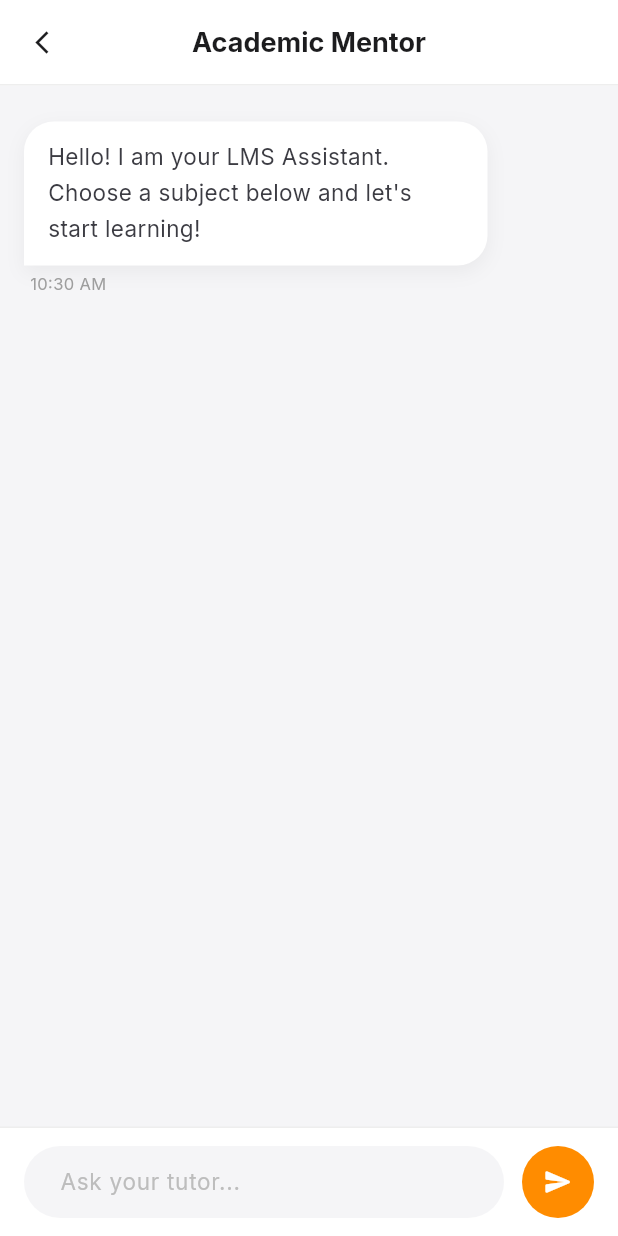
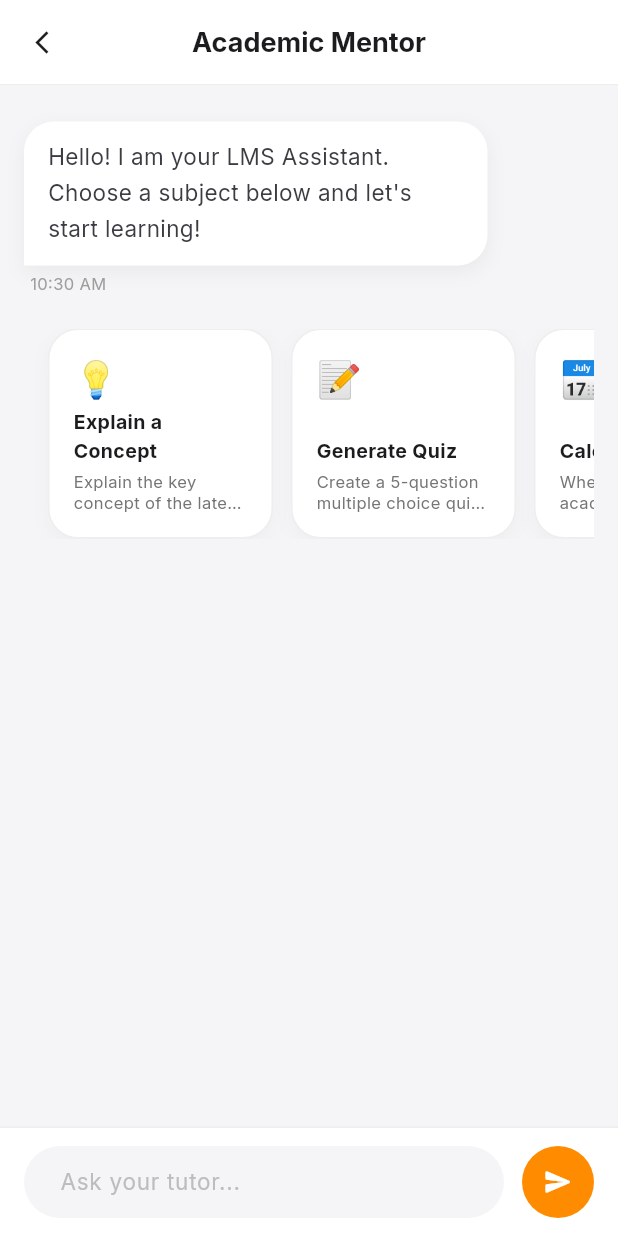
Before and after one commit to madhanio/AI-in-LMS, a Flutter app: the AiChatScreen screen opened directly, on a phone screen of 412 x 824 dp. Run offline on Flutter 3.47's test engine with Material 3 defaults, Android fonts, the light colour scheme and no system bars; drawn by our look-alikes of flutter_markdown; our stand-ins replace google_fonts; network calls fail.

Commit message:
feat: implement secure admin dashboard, file management, academic calendar support, and chat suggestions

```diff
--- a/app/lib/ai_chat_screen.dart
+++ b/app/lib/ai_chat_screen.dart
@@ -6,6 +6,7 @@ import 'widgets/message_bubble.dart';
 import 'widgets/typing_indicator.dart';
 import 'widgets/subject_chip_row.dart';
 import 'widgets/input_bar.dart';
+import 'widgets/suggestion_cards.dart';
 
 class AiChatScreen extends StatefulWidget {
   const AiChatScreen({super.key});
@@ -72,7 +73,8 @@ class _AiChatScreenState extends State<AiChatScreen> {
 
               final messages = chatProvider.messages;
               final isTyping = chatProvider.isTyping;
-              final displayCount = messages.length + (isTyping ? 1 : 0);
+              final showSuggestions = messages.length <= 1 && !isTyping;
+              final extraWidgets = (isTyping ? 1 : 0) + (showSuggestions ? 1 : 0);
 
               return Column(
                 children: [
@@ -80,17 +82,27 @@ class _AiChatScreenState extends State<AiChatScreen> {
                     child: ListView.builder(
                       controller: _scrollController,
                       padding: const EdgeInsets.symmetric(horizontal: 16, vertical: 20),
-                      itemCount: displayCount,
+                      itemCount: messages.length + extraWidgets,
                       itemBuilder: (context, index) {
-                        if (index == messages.length) {
+                        if (index < messages.length) {
+                          return MessageBubble(message: messages[index]);
+                        }
+
+                        // Extra widgets (Typing or Suggestions)
+                        if (isTyping && index == messages.length) {
                           return const Row(
                             mainAxisAlignment: MainAxisAlignment.start,
-                            children: [
-                              TypingIndicator(),
-                            ],
+                            children: [TypingIndicator()],
                           );
                         }
-                        return MessageBubble(message: messages[index]);
+
+                        if (showSuggestions) {
+                          return SuggestionCards(
+                            onSelect: (prompt) => chatProvider.sendMessage(prompt),
+                          );
+                        }
+
+                        return const SizedBox.shrink();
                       },
                     ),
                   ),
--- /dev/null
+++ b/app/lib/widgets/suggestion_cards.dart
@@ -0,0 +1,96 @@
+import 'package:flutter/material.dart';
+import 'package:google_fonts/google_fonts.dart';
+
+class SuggestionCards extends StatelessWidget {
+  final Function(String) onSelect;
+
+  SuggestionCards({super.key, required this.onSelect});
+
+  final List<Map<String, String>> suggestions = [
+    {
+      'title': 'Explain a Concept',
+      'label': 'Explain the key concept of the latest lecture simply.',
+      'icon': '💡'
+    },
+    {
+      'title': 'Generate Quiz',
+      'label': 'Create a 5-question multiple choice quiz from my syllabus.',
+      'icon': '📝'
+    },
+    {
+      'title': 'Calendar Check',
+      'label': 'When is the next academic holiday or exam?',
+      'icon': '📅'
+    },
+    {
+      'title': 'Summarize',
+      'label': 'Give me a brief summary of the uploaded study materials.',
+      'icon': '📚'
+    },
+  ];
+
+  @override
+  Widget build(BuildContext context) {
+    return Container(
+      height: 160,
+      padding: const EdgeInsets.symmetric(vertical: 10),
+      child: ListView.builder(
+        scrollDirection: Axis.horizontal,
+        padding: const EdgeInsets.symmetric(horizontal: 16),
+        itemCount: suggestions.length,
+        itemBuilder: (context, index) {
+          final s = suggestions[index];
+          return Padding(
+            padding: const EdgeInsets.only(right: 12),
+            child: InkWell(
+              onTap: () => onSelect(s['label']!),
+              borderRadius: BorderRadius.circular(20),
+              child: Container(
+                width: 150,
+                padding: const EdgeInsets.all(16),
+                decoration: BoxDecoration(
+                  color: Colors.white,
+                  borderRadius: BorderRadius.circular(20),
+                  border: Border.all(color: Colors.grey.shade200),
+                  boxShadow: [
+                    BoxShadow(
+                      color: Colors.black.withValues(alpha: 0.03),
+                      blurRadius: 10,
+                      offset: const Offset(0, 4),
+                    )
+                  ],
+                ),
+                child: Column(
+                  crossAxisAlignment: CrossAxisAlignment.start,
+                  children: [
+                    Text(s['icon']!, style: const TextStyle(fontSize: 24)),
+                    const Spacer(),
+                    Text(
+                      s['title']!,
+                      style: GoogleFonts.inter(
+                        fontWeight: FontWeight.w700,
+                        fontSize: 13,
+                        color: const Color(0xFF1C1C1E),
+                      ),
+                    ),
+                    const SizedBox(height: 4),
+                    Text(
+                      s['label']!,
+                      maxLines: 2,
+                      overflow: TextOverflow.ellipsis,
+                      style: GoogleFonts.inter(
+                        fontSize: 11,
+                        color: Colors.grey.shade600,
+                        height: 1.3,
+                      ),
+                    ),
+                  ],
+                ),
+              ),
+            ),
+          );
+        },
+      ),
+    );
+  }
+}
```
Also changed, not shown: 7 other files.
